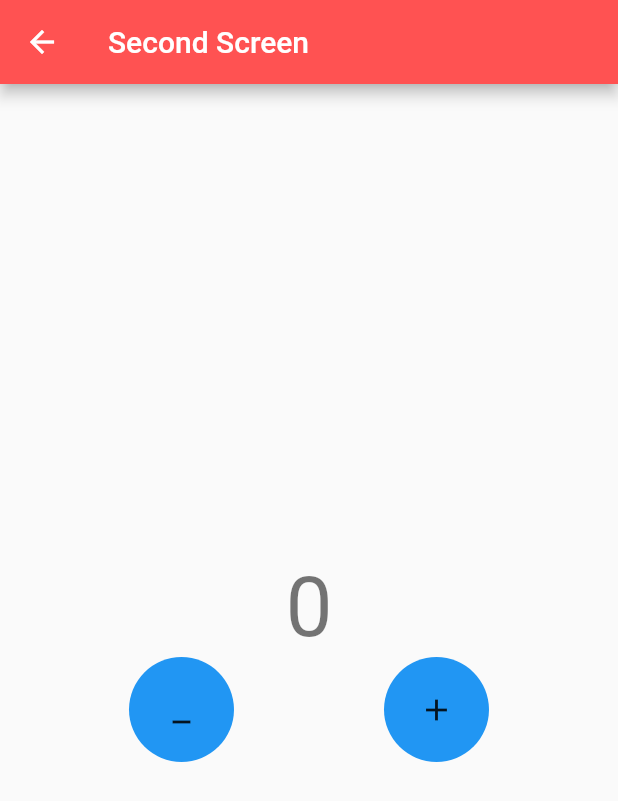
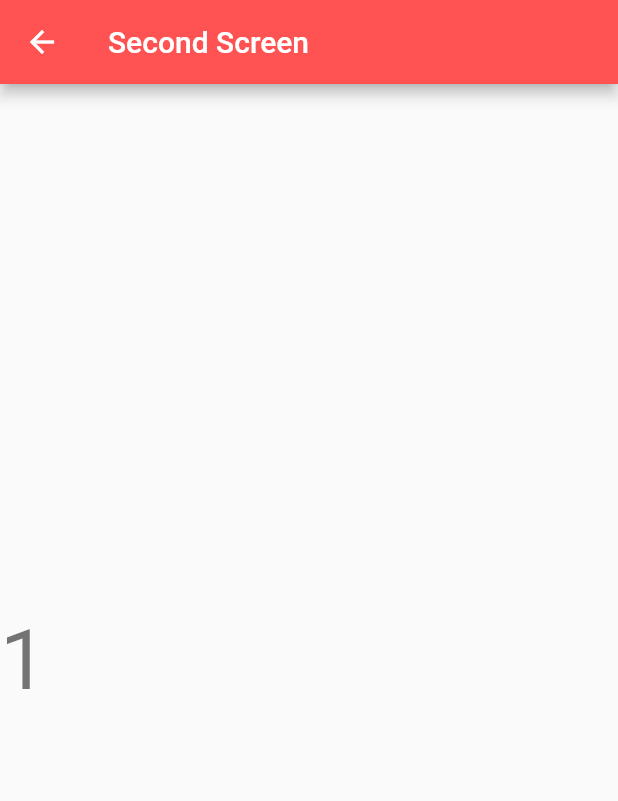
Before and after one commit to rizwanshah123/bloc_architecture, a Flutter app: the screen it shows after launch, after a tap on the "minimize" icon, after a tap on the "add" icon, after a tap on "Second Screen", on a phone screen of 412 x 824 dp. Shown: the top 801 px of the screen. Run offline on Flutter 3.47's test engine with Material 2 defaults, Android fonts, the phone set to English and light mode, and no system bars; our stand-ins replace connectivity_plus, flutter_bloc, hydrated_bloc.

Commit message:
added hydrated bloc too store the state in localstorage

```diff
--- a/lib/logic/cubit/counter_cubit.dart
+++ b/lib/logic/cubit/counter_cubit.dart
@@ -1,17 +1,26 @@
-import 'package:flutter/material.dart';
-import 'package:flutter_bloc/flutter_bloc.dart';
+import 'package:hydrated_bloc/hydrated_bloc.dart';
+import 'counter_state.dart';
 
-part 'counter_state.dart';
-
-class CounterCubit extends Cubit<CounterState> {
-  CounterCubit() : super(CounterState(count: 0));
-
-  void increment(BuildContext context) {
-    emit(CounterState(count: state.count + 1,wasIncremented: true));
-
+class CounterCubit extends HydratedCubit<CounterState>  {
+  CounterCubit() : super(CounterState(count: 0)) {
+   // hydrate();
   }
 
-  void decrement(BuildContext context) {
-    emit(CounterState(count: state.count - 1,wasIncremented:false));
+  void increment() {
+    emit(CounterState(count: state.count + 1, wasIncremented: true));
+  }
+
+  void decrement() {
+    emit(CounterState(count: state.count - 1, wasIncremented: false));
+  }
+
+  @override
+  CounterState? fromJson(Map<String, dynamic> json) {
+    return CounterState.fromMap(json);
+  }
+
+  @override
+  Map<String, dynamic>? toJson(CounterState state) {
+    return state.toMap();
   }
 }
--- a/lib/logic/cubit/counter_state.dart
+++ b/lib/logic/cubit/counter_state.dart
@@ -1,12 +1,24 @@
-part of 'counter_cubit.dart';
+import 'dart:convert';
 
-class CounterState{
+class CounterState {
   int count;
-  bool? wasIncremented;
-  CounterState({
-    required this.count,
-    this.wasIncremented
-  });
+   bool? wasIncremented;
+  CounterState({required this.count, this.wasIncremented});
+
+  Map<String, dynamic> toMap() {
+    return {
+      'count': count,
+      'wasIncremented': wasIncremented,
+    };
+  }
+
+ factory CounterState.fromMap(Map <String,dynamic> map )=> CounterState(
+       count: map['count'],
+       wasIncremented: map['wasIncremented']);
 
 
+  String toJson() => json.encode(toMap());
+
+  factory CounterState.fromJson(String source) =>  CounterState.fromMap(json.decode(source));
+
 }
--- a/lib/main.dart
+++ b/lib/main.dart
@@ -1,23 +1,42 @@
+import 'package:bloc_example/logic/cubit/internet_cubit.dart';
 import 'package:bloc_example/presentation/routes/app_route.dart';
 import 'package:bloc_example/presentation/routes/routes_name.dart';
-import 'package:bloc_example/presentation/screens/home_screen.dart';
+import 'package:connectivity_plus/connectivity_plus.dart';
 import 'package:flutter/material.dart';
 import 'package:flutter_bloc/flutter_bloc.dart';
+import 'package:hydrated_bloc/hydrated_bloc.dart';
+import 'logic/cubit/counter_cubit.dart';
+import 'package:path_provider/path_provider.dart';
 
-import 'logic/cubit/counter_cubit.dart';
+void main() async {
+  WidgetsFlutterBinding.ensureInitialized();
+  final storage = await HydratedStorage.build(
+      storageDirectory: await getApplicationDocumentsDirectory());
 
-void main() {
-  runApp(const MyApp());
+  HydratedBlocOverrides.runZoned(() => runApp(MyApp(
+        connectivity: Connectivity(),
+      )
+      ),
+      storage:storage
+      );
 }
 
 class MyApp extends StatelessWidget {
-  const MyApp({Key? key}) : super(key: key);
+  final Connectivity connectivity;
+  const MyApp({Key? key, required this.connectivity}) : super(key: key);
 
   // This widget is the root of your application.
   @override
   Widget build(BuildContext context) {
-    return BlocProvider(
-      create: (context) => CounterCubit(),
+    return MultiBlocProvider(
+      providers: [
+        BlocProvider<InternetCubit>(
+          create: (context) => InternetCubit(connectivity: connectivity),
+        ),
+        BlocProvider<CounterCubit>(
+          create: (_) => CounterCubit(),
+        ),
+      ],
       child: MaterialApp(
         title: 'Flutter Demo',
         theme: ThemeData(
--- a/lib/presentation/screens/home_screen.dart
+++ b/lib/presentation/screens/home_screen.dart
@@ -1,7 +1,11 @@
+import 'package:bloc_example/logic/cubit/internet_cubit.dart';
 import 'package:bloc_example/presentation/routes/routes_name.dart';
 import 'package:flutter/material.dart';
 import 'package:flutter_bloc/flutter_bloc.dart';
+import '../../constants/enum.dart';
 import '../../logic/cubit/counter_cubit.dart';
+import '../../logic/cubit/counter_state.dart';
+import '../../logic/cubit/internet_state.dart';
 import '../component/circular_button.dart';
 
 class HomePage extends StatelessWidget {
@@ -12,10 +16,35 @@ class HomePage extends StatelessWidget {
 
   @override
   Widget build(BuildContext context) {
-    return Scaffold(
-        appBar: AppBar(title: Text(title),
-        backgroundColor:color),
+    return BlocListener<InternetCubit, InternetState>(
+      listener: (context, state) {
+        if (state is InternetConnected &&
+            state.connectionType == ConnectionType.wifi) {
+          BlocProvider.of<CounterCubit>(context).increment();
+        } else if (state is InternetConnected &&
+            state.connectionType == ConnectionType.mobile) {
+          BlocProvider.of<CounterCubit>(context).decrement();
+        }
+      },
+      child: Scaffold(
+          appBar: AppBar(title: Text(title), backgroundColor: color),
           body: Column(mainAxisAlignment: MainAxisAlignment.center, children: [
+            BlocBuilder<InternetCubit, InternetState>(
+                builder: (context, state) {
+              if (state is InternetConnected &&
+                  state.connectionType == ConnectionType.wifi) {
+                return Text('Wifi is COnnected',
+                    style: Theme.of(context).textTheme.headline6);
+              } else if (state is InternetConnected &&
+                  state.connectionType == ConnectionType.mobile) {
+                return Text('Data is COnnected',
+                    style: Theme.of(context).textTheme.bodySmall);
+              } else if (state is InternetDisconnected) {
+                return Text('No Internet',
+                    style: Theme.of(context).textTheme.bodySmall);
+              } else
+                return CircularProgressIndicator();
+            }),
             BlocConsumer<CounterCubit, CounterState>(
               listener: (context, state) {
                 if (state.wasIncremented == true) {
@@ -32,7 +61,7 @@ class HomePage extends StatelessWidget {
               builder: (context, state) {
                 return Text(
                   state.count.toString(),
-                style: Theme.of(context).textTheme.displayMedium,
+                  style: Theme.of(context).textTheme.headline4,
                 );
               },
             ),
@@ -43,7 +72,7 @@ class HomePage extends StatelessWidget {
                 Button(
                   icon: Icons.minimize,
                   onTap: () {
-                  BlocProvider.of<CounterCubit>(context).decrement(context);
+                    BlocProvider.of<CounterCubit>(context).decrement();
                   },
                 ),
                 const SizedBox(
@@ -52,7 +81,7 @@ class HomePage extends StatelessWidget {
                 Button(
                   icon: Icons.add,
                   onTap: () {
-                  BlocProvider.of<CounterCubit>(context).increment(context);
+                    BlocProvider.of<CounterCubit>(context).increment();
                   },
                 ),
               ],
@@ -69,6 +98,7 @@ class HomePage extends StatelessWidget {
               },
               child: const Text('Third Screen'),
             )
-        ]));
+          ])),
+    );
   }
 }
--- a/lib/presentation/screens/second_screen.dart
+++ b/lib/presentation/screens/second_screen.dart
@@ -1,6 +1,7 @@
 import 'package:flutter/material.dart';
 import 'package:flutter_bloc/flutter_bloc.dart';
 import '../../logic/cubit/counter_cubit.dart';
+import '../../logic/cubit/counter_state.dart';
 import '../component/circular_button.dart';
 
 class SecondScreen extends StatelessWidget {
@@ -35,27 +36,27 @@ class SecondScreen extends StatelessWidget {
               );
             },
           ),
-          Row(
-            mainAxisAlignment: MainAxisAlignment.center,
-            crossAxisAlignment: CrossAxisAlignment.center,
-            children: [
-              Button(
-                icon: Icons.minimize,
-                onTap: () {
-                  BlocProvider.of<CounterCubit>(context).decrement(context);
-                },
-              ),
-              const SizedBox(
-                width: 100,
-              ),
-              Button(
-                icon: Icons.add,
-                onTap: () {
-                  BlocProvider.of<CounterCubit>(context).increment(context);
-                },
-              ),
-            ],
-          )
+          // Row(
+          //   mainAxisAlignment: MainAxisAlignment.center,
+          //   crossAxisAlignment: CrossAxisAlignment.center,
+          //   children: [
+          //     Button(
+          //       icon: Icons.minimize,
+          //       onTap: () {
+          //         BlocProvider.of<CounterCubit>(context).decrement();
+          //       },
+          //     ),
+          //     const SizedBox(
+          //       width: 100,
+          //     ),
+          //     Button(
+          //       icon: Icons.add,
+          //       onTap: () {
+          //         BlocProvider.of<CounterCubit>(context).increment();
+          //       },
+          //     ),
+          //   ],
+          // )
         ]));
   }
 }
--- a/pubspec.yaml
+++ b/pubspec.yaml
@@ -36,6 +36,8 @@ dependencies:
   cupertino_icons: ^1.0.2
   flutter_bloc: ^8.1.1
   connectivity_plus: ^2.3.6+1
+  hydrated_bloc: ^8.1.0
+  path_provider: ^2.0.11
 
 dev_dependencies:
   flutter_test:
```
Also changed, not shown: lib/logic/cubit/internet_cubit.dart (+10 -9 lines), lib/presentation/screens/third_screen.dart (+22 -21 lines), pubspec.lock, 2 other files. Lines whose indentation alone changed are shown as unchanged.
